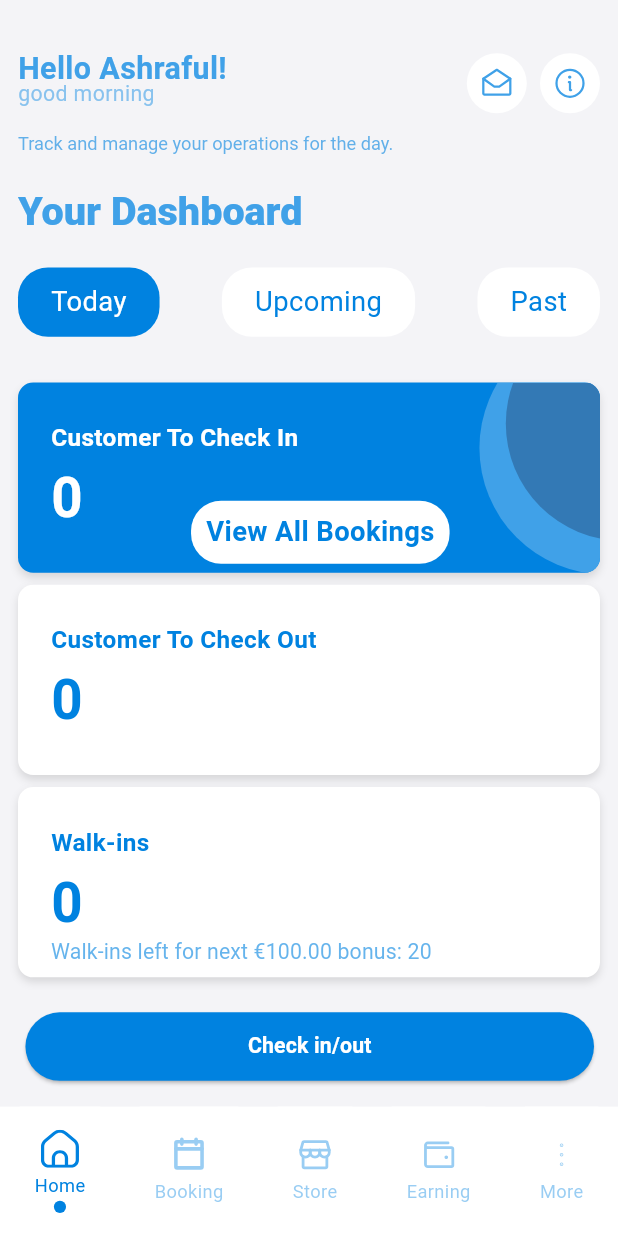
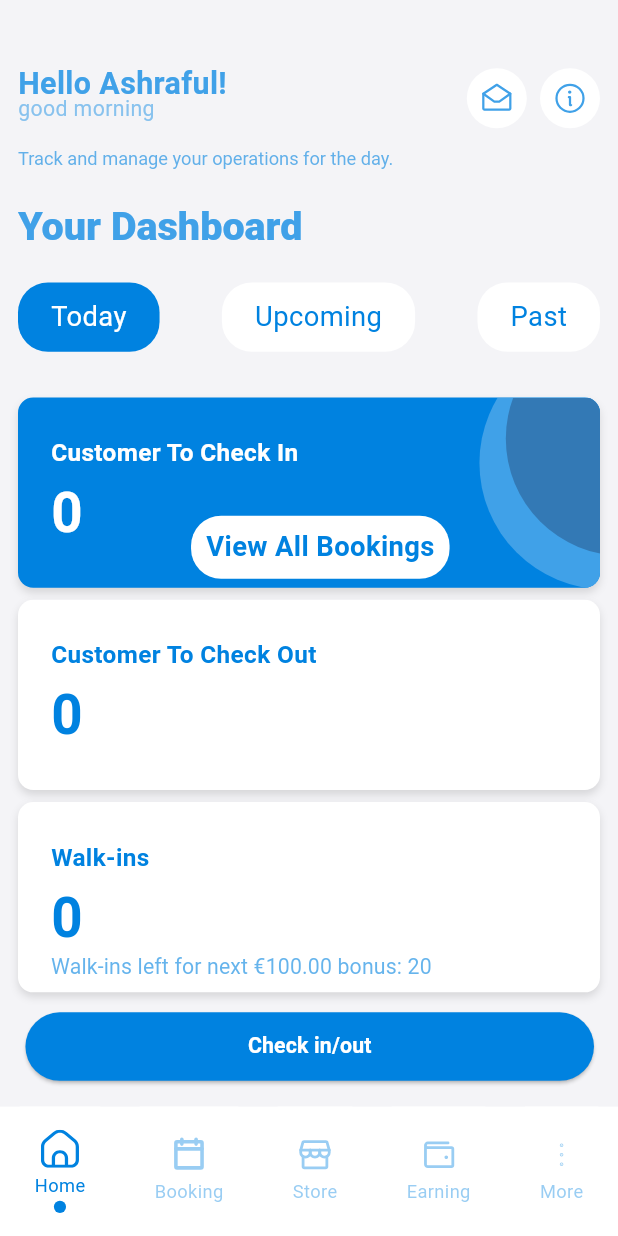
Before and after one commit to sohanthink/cenith-merchant, a Flutter app: the screen it shows after launch, on a phone screen of 412 x 824 dp. Run offline on Flutter 3.47's test engine with Material 3 defaults, Android fonts, the light colour scheme and no system bars; our stand-ins replace dotted_border, fl_chart, flutter_screenutil, flutter_svg, get, image_picker and 3 more; missing offline and left inert: mobile_scanner; project files that could hold a hidden picture were left out.

Commit message:
ready for review with provided ui

```diff
--- a/lib/features/home/view/home_view.dart
+++ b/lib/features/home/view/home_view.dart
@@ -25,11 +25,12 @@ class _HomeViewState extends State<HomeView> {
     return Scaffold(
       backgroundColor: AppColors.scaffoldColor,
       body: Padding(
-        padding: EdgeInsets.symmetric(horizontal: 12),
+        padding: EdgeInsets.symmetric(horizontal: 12,),
         child: Column(
           mainAxisAlignment: MainAxisAlignment.start,
           crossAxisAlignment: CrossAxisAlignment.start,
           children: [
+            SizedBox(height: 10,),
             buildHeaderSection(context),
             Expanded(
               child: SingleChildScrollView(
--- a/lib/features/more/view/profile_view.dart
+++ b/lib/features/more/view/profile_view.dart
@@ -64,6 +64,7 @@ class _ProfileViewState extends State<ProfileView> {
                     buildUserInfo(context),
                     SizedBox(height: 48.h),
                     _buildBenefitsAndSettings(context),
+                    SizedBox(height: 10.h,)
                   ],
                 ),
               ),
```
Also changed, not shown: pubspec.lock.
